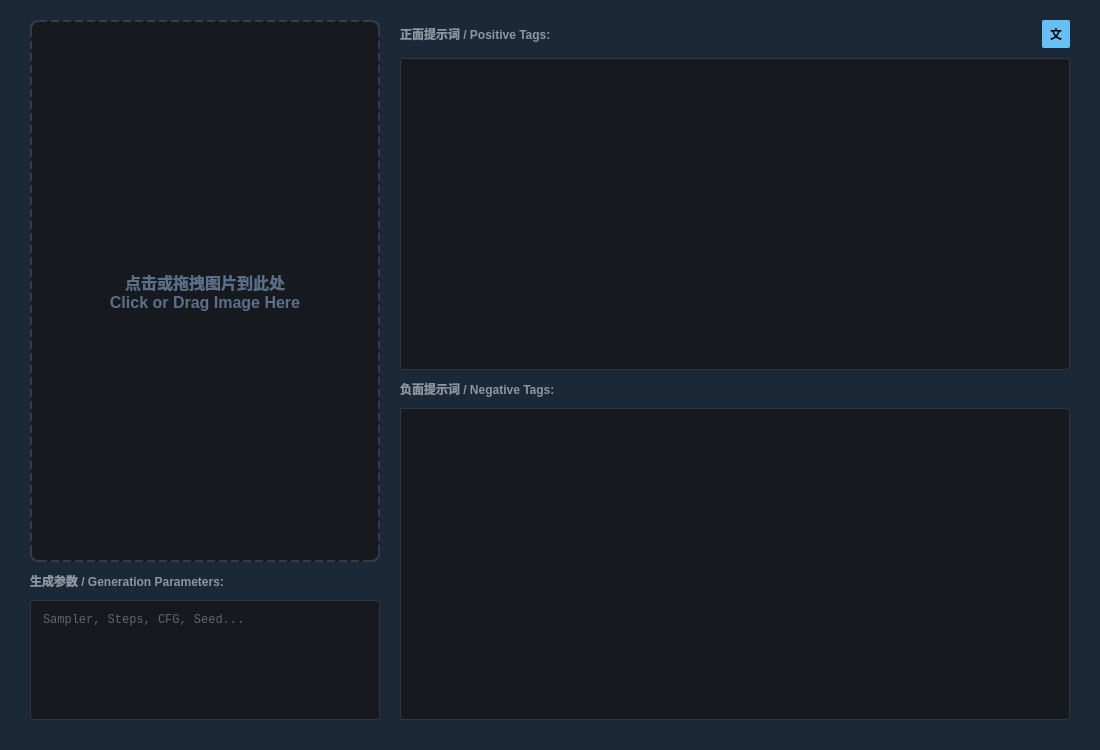
Qt form promptparserwidget.ui (hanbinhsh/SD-LoRA-Manager) before a commit.
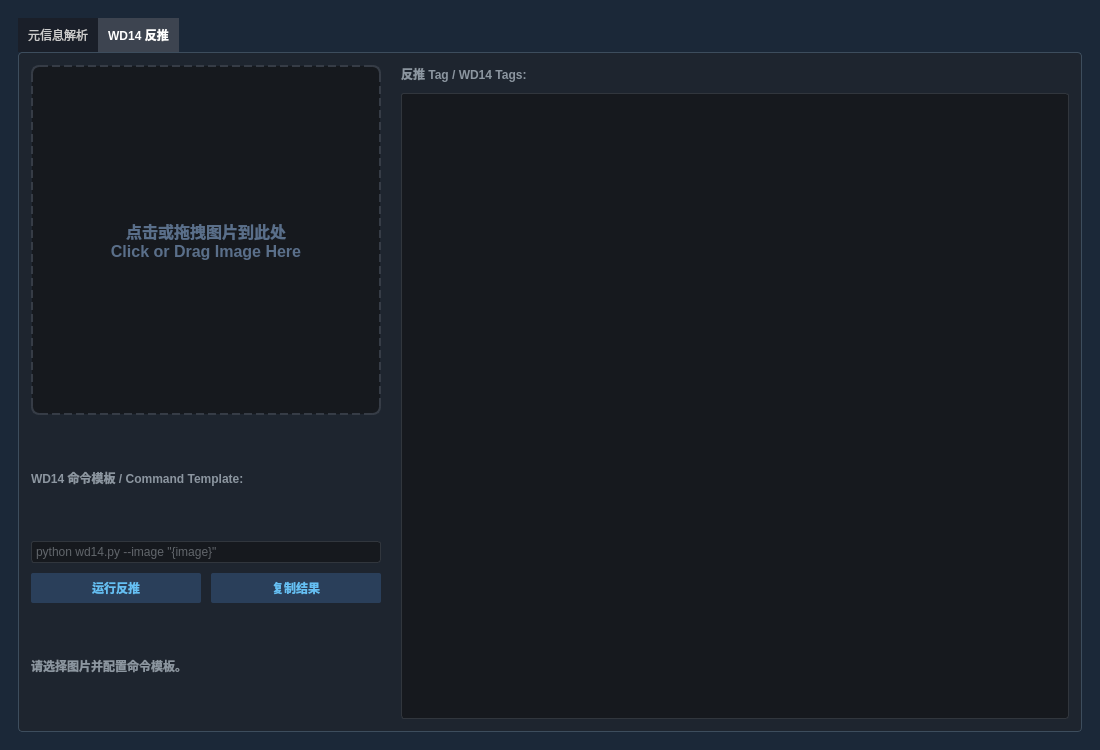
The same form after that commit. The open tabs and pages were chosen to show the change.

Patch:
```diff
--- a/promptparserwidget.ui
+++ b/promptparserwidget.ui
@@ -11,45 +11,48 @@
    </rect>
   </property>
   <property name="styleSheet">
-   <string notr="true">/* === 全局背景 (匹配 Mainwindow) === */
-QWidget#PromptParserWidget { 
-    background-color: #1b2838; 
-    color: #dcdedf; 
+   <string notr="true">QWidget#PromptParserWidget {
+    background-color: #1b2838;
+    color: #dcdedf;
 }
-
-/* === 标题样式 === */
-QLabel { 
-    color: #8c96a0; 
-    font-weight: bold; 
-    font-size: 12px; 
+QTabWidget::pane {
+    border: 1px solid #3d4d5d;
+    background-color: #1e252f;
+    border-radius: 4px;
 }
-
-/* === 核心：统一文本框与滚动区域样式 (复用 Mainwindow QTextBrowser 样式) === */
-QTextBrowser, QScrollArea { 
-    background-color: #16191e; 
-    border: 1px solid #31363d; 
-    border-radius: 3px; 
-    color: #acb2b8; 
-    padding: 2px; /* 给内容留一点呼吸空间，避免滚动条压文字 */
+QTabBar { background-color: #1a1f29; }
+QTabBar::tab {
+    background: #1a1f29;
+    color: #ccc;
+    padding: 10px;
 }
-
-/* === 修复圆角白线问题 === */
-/* 将 ScrollArea 和 TextBrowser 的视口背景设为透明，
-   这样只会显示外层带有圆角的背景颜色，消除直角瑕疵 */
+QTabBar::tab:selected {
+    background: #3d4450;
+    color: #fff;
+    font-weight: bold;
+}
+QLabel {
+    color: #8c96a0;
+    font-weight: bold;
+    font-size: 12px;
+}
+QLineEdit, QTextBrowser, QScrollArea {
+    background-color: #16191e;
+    border: 1px solid #31363d;
+    border-radius: 3px;
+    color: #acb2b8;
+    padding: 2px;
+}
 QScrollArea::viewport, QTextBrowser::viewport {
     background-color: transparent;
     border: none;
 }
-
-/* Tag 容器内部背景也设为透明 */
-QWidget#scrollAreaWidgetContentsPos, QWidget#scrollAreaWidgetContentsNeg {
+QWidget#scrollAreaWidgetContentsPos, QWidget#scrollAreaWidgetContentsNeg, QWidget#scrollAreaWidgetContentsWd14 {
     background-color: transparent;
 }
-
-/* === 图片上传框 === */
-QLabel#lblImage {
+QLabel#lblImage, QLabel#lblWd14Image {
     background-color: #16191e;
-    border: 2px dashed #363c46; /* 边框颜色加深一点 */
+    border: 2px dashed #363c46;
     border-radius: 8px;
     color: #5a6f8a;
     font-size: 16px;
@@ -59,42 +62,68 @@
     background-color: #1e252f;
     color: #66c0f4;
 }
-
-/* === 翻译按钮 (复用 Mainwindow 功能按钮样式) === */
-QPushButton#btnTranslate {
-    background-color: #2a3f5a; 
-    border-radius: 2px; 
-    color: #66c0f4; 
-    border: none; 
+QPushButton {
+    background-color: #2a3f5a;
+    border-radius: 2px;
+    color: #66c0f4;
+    border: none;
+    padding: 6px 12px;
     font-weight: bold;
 }
 QPushButton#btnTranslate:hover { 
     background-color: #3d5677; 
     color: #ffffff; 
 }
-QPushButton#btnTranslate:checked { 
-    background-color: #66c0f4; 
-    color: #000000; 
+QPushButton:disabled {
+    background-color: #2a3038;
+    color: #7f8791;
 }
-</string>
+QPushButton#btnTranslate:checked {
+    background-color: #66c0f4;
+    color: #000000;
+}
+QLabel#lblWd14Status {
+    color: #8c96a0;
+}</string>
   </property>
+  <layout class="QVBoxLayout" name="verticalLayoutRoot">
+   <property name="leftMargin">
+    <number>18</number>
+   </property>
+   <property name="topMargin">
+    <number>18</number>
+   </property>
+   <property name="rightMargin">
+    <number>18</number>
+   </property>
+   <property name="bottomMargin">
+    <number>18</number>
+   </property>
+   <item>
+    <widget class="QTabWidget" name="tabPromptParser">
+     <property name="currentIndex">
+      <number>0</number>
+     </property>
+     <widget class="QWidget" name="tabMetadata">
+      <attribute name="title">
+       <string>元信息解析</string>
+      </attribute>
   <layout class="QHBoxLayout" name="horizontalLayout" stretch="1,2">
    <property name="spacing">
     <number>20</number>
    </property>
    <property name="leftMargin">
-    <number>30</number>
+        <number>12</number>
    </property>
    <property name="topMargin">
-    <number>20</number>
+        <number>12</number>
    </property>
    <property name="rightMargin">
-    <number>30</number>
+        <number>12</number>
    </property>
    <property name="bottomMargin">
-    <number>30</number>
-   </property>
-   <!-- 左侧：图片 + 参数 -->
+        <number>12</number>
+       </property>
    <item>
     <layout class="QVBoxLayout" name="layoutLeft">
      <property name="spacing">
@@ -302,6 +331,152 @@
       </widget>
      </item>
     </layout>
+       </item>
+      </layout>
+     </widget>
+     <widget class="QWidget" name="tabWd14">
+      <attribute name="title">
+       <string>WD14 反推</string>
+      </attribute>
+      <layout class="QHBoxLayout" name="horizontalLayoutWd14Root" stretch="1,2">
+       <property name="spacing">
+        <number>20</number>
+       </property>
+       <property name="leftMargin">
+        <number>12</number>
+       </property>
+       <property name="topMargin">
+        <number>12</number>
+       </property>
+       <property name="rightMargin">
+        <number>12</number>
+       </property>
+       <property name="bottomMargin">
+        <number>12</number>
+       </property>
+       <item>
+        <layout class="QVBoxLayout" name="layoutWd14Left">
+         <property name="spacing">
+          <number>10</number>
+         </property>
+         <item>
+          <widget class="QLabel" name="lblWd14Image">
+           <property name="minimumSize">
+            <size>
+             <width>350</width>
+             <height>350</height>
+            </size>
+           </property>
+           <property name="cursor">
+            <cursorShape>PointingHandCursor</cursorShape>
+           </property>
+           <property name="text">
+            <string>点击或拖拽图片到此处
+Click or Drag Image Here</string>
+           </property>
+           <property name="alignment">
+            <set>Qt::AlignCenter</set>
+           </property>
+          </widget>
+         </item>
+         <item>
+          <widget class="QLabel" name="lblWd14CommandTitle">
+           <property name="text">
+            <string>WD14 命令模板 / Command Template:</string>
+           </property>
+          </widget>
+         </item>
+         <item>
+          <widget class="QLineEdit" name="editWd14Command">
+           <property name="placeholderText">
+            <string>python wd14.py --image "{image}"</string>
+           </property>
+          </widget>
+         </item>
+         <item>
+          <layout class="QHBoxLayout" name="horizontalLayoutWd14Buttons">
+           <item>
+            <widget class="QPushButton" name="btnWd14Run">
+             <property name="text">
+              <string>运行反推</string>
+             </property>
+            </widget>
+           </item>
+           <item>
+            <widget class="QPushButton" name="btnWd14Copy">
+             <property name="text">
+              <string>复制结果</string>
+             </property>
+            </widget>
+           </item>
+          </layout>
+         </item>
+         <item>
+          <widget class="QLabel" name="lblWd14Status">
+           <property name="text">
+            <string>请选择图片并配置命令模板。</string>
+           </property>
+           <property name="wordWrap">
+            <bool>true</bool>
+           </property>
+          </widget>
+         </item>
+        </layout>
+       </item>
+       <item>
+        <layout class="QVBoxLayout" name="layoutWd14Right">
+         <property name="spacing">
+          <number>10</number>
+         </property>
+         <item>
+          <widget class="QLabel" name="lblWd14TagsTitle">
+           <property name="text">
+            <string>反推 Tag / WD14 Tags:</string>
+           </property>
+          </widget>
+         </item>
+         <item>
+          <widget class="QScrollArea" name="scrollAreaWd14">
+           <property name="widgetResizable">
+            <bool>true</bool>
+           </property>
+           <property name="verticalScrollBarPolicy">
+            <enum>Qt::ScrollBarAsNeeded</enum>
+           </property>
+           <widget class="QWidget" name="scrollAreaWidgetContentsWd14">
+            <property name="geometry">
+             <rect>
+              <x>0</x>
+              <y>0</y>
+              <width>665</width>
+              <height>600</height>
+             </rect>
+            </property>
+            <layout class="QVBoxLayout" name="layoutTagsWd14">
+             <property name="spacing">
+              <number>0</number>
+             </property>
+             <property name="leftMargin">
+              <number>5</number>
+             </property>
+             <property name="topMargin">
+              <number>5</number>
+             </property>
+             <property name="rightMargin">
+              <number>5</number>
+             </property>
+             <property name="bottomMargin">
+              <number>5</number>
+             </property>
+            </layout>
+           </widget>
+          </widget>
+         </item>
+        </layout>
+       </item>
+      </layout>
+     </widget>
+    </widget>
    </item>
   </layout>
  </widget>
```
Left out of the diff: 11 changed lines with no effect on the pictures. Lines whose indentation alone changed are shown as unchanged.
